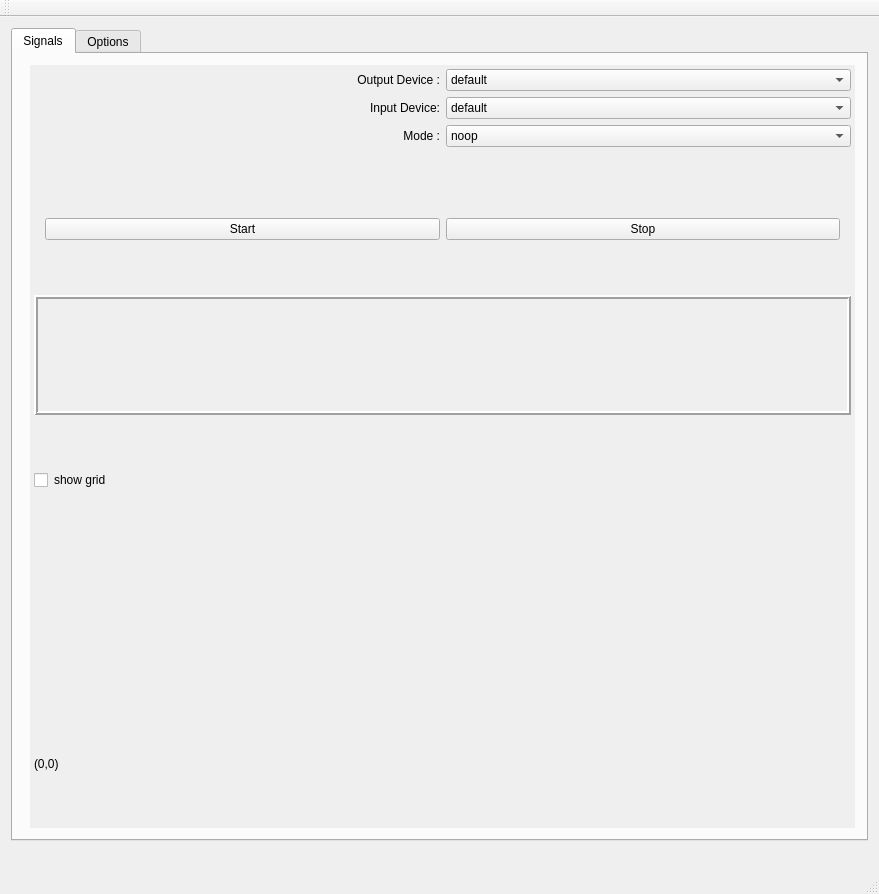
gavv/signal-estimator, file src/gui/MainWindow.ui: the form before one commit.
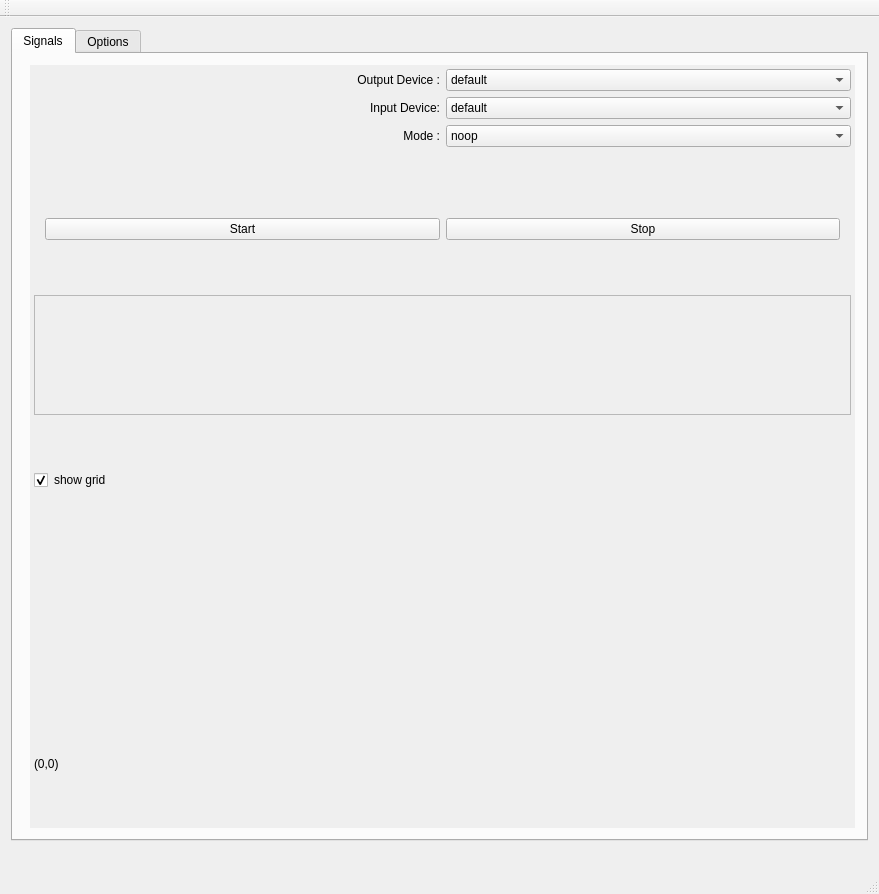
The form after the commit. Custom widgets are drawn as their Qt base class.

Commit message: Enable grid by default

```diff
--- a/src/gui/MainWindow.ui
+++ b/src/gui/MainWindow.ui
@@ -50,8 +50,8 @@
             <rect>
              <x>0</x>
              <y>0</y>
-             <width>833</width>
-             <height>752</height>
+             <width>827</width>
+             <height>784</height>
             </rect>
            </property>
            <layout class="QVBoxLayout" name="verticalLayout">
@@ -206,7 +206,7 @@
                <bool>true</bool>
               </property>
               <property name="frameShape">
-               <enum>QFrame::Box</enum>
+               <enum>QFrame::StyledPanel</enum>
               </property>
               <property name="frameShadow">
                <enum>QFrame::Raised</enum>
@@ -284,7 +284,11 @@
             <item>
              <layout class="QHBoxLayout" name="horizontalLayout_3">
               <item>
-               <widget class="QCheckBox" name="GridCheckBox"/>
+               <widget class="QCheckBox" name="GridCheckBox">
+                <property name="checked">
+                 <bool>true</bool>
+                </property>
+               </widget>
               </item>
               <item>
                <widget class="QLabel" name="GridCheckBoxLabel">
```
Left out of the diff: 4 changed lines with no effect on the pictures. The commit also changes 1 other file.
